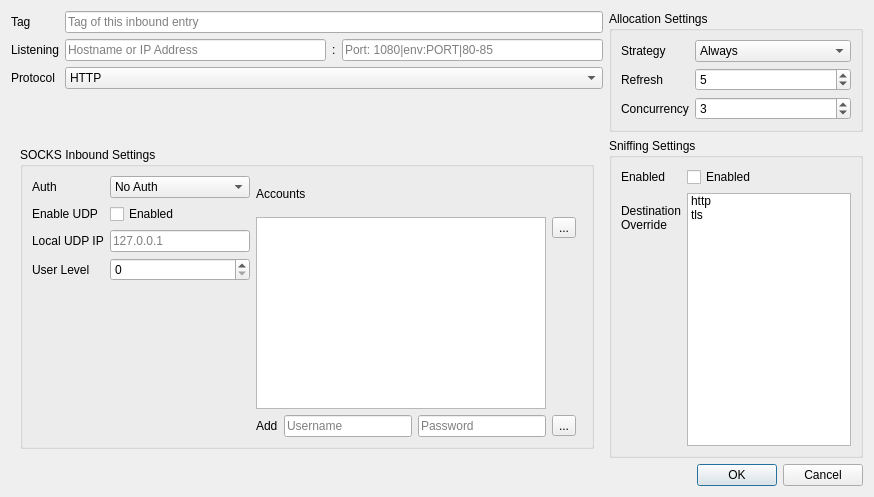
Above: src/ui/w_InboundEditor.ui from darsvador/qvssr before the change. Below: the same form after it.
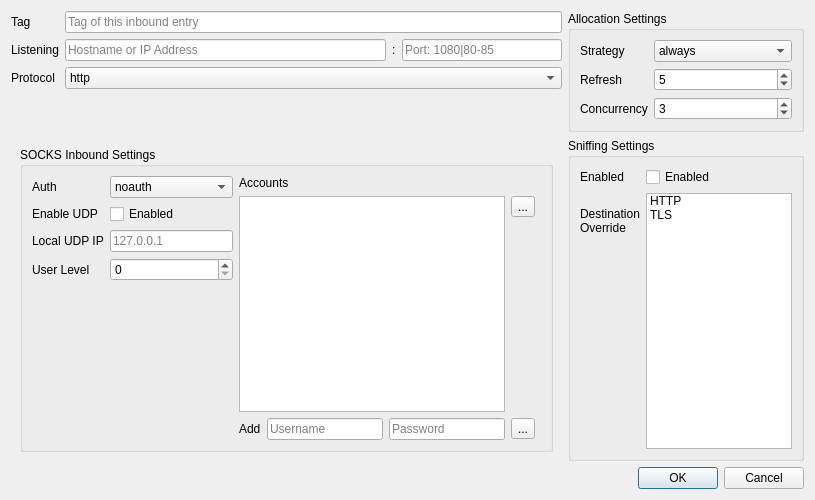
That is the form after the change. The open tabs and pages were chosen to show the change. Icons and pictures are not drawn.

Commit message: [add] Added new inbound editor [HALF]

```diff
--- a/src/ui/w_InboundEditor.ui
+++ b/src/ui/w_InboundEditor.ui
@@ -6,8 +6,8 @@
    <rect>
     <x>0</x>
     <y>0</y>
-    <width>874</width>
-    <height>497</height>
+    <width>815</width>
+    <height>500</height>
    </rect>
   </property>
   <property name="windowTitle">
@@ -41,7 +41,7 @@
       </widget>
      </item>
      <item row="1" column="1">
-      <layout class="QHBoxLayout" name="horizontalLayout_2" stretch="1,0,1">
+      <layout class="QHBoxLayout" name="horizontalLayout_2" stretch="2,0,1">
        <item>
         <widget class="QLineEdit" name="inboundHostTxt">
          <property name="placeholderText">
@@ -59,7 +59,7 @@
        <item>
         <widget class="QLineEdit" name="inboundPortTxt">
          <property name="placeholderText">
-          <string>Port: 1080|env:PORT|80-85</string>
+          <string>Port: 1080|80-85</string>
          </property>
         </widget>
        </item>
@@ -82,7 +82,7 @@
        </property>
        <item>
         <property name="text">
-         <string>HTTP</string>
+         <string notr="true">http</string>
         </property>
        </item>
        <item>
@@ -127,7 +127,7 @@
         </property>
         <item>
          <property name="text">
-          <string>Always</string>
+          <string>always</string>
          </property>
         </item>
         <item>
@@ -194,9 +194,32 @@
      <layout class="QFormLayout" name="formLayout_2">
       <item row="1" column="0">
        <widget class="QLabel" name="label_5">
+        <property name="minimumSize">
+         <size>
+          <width>0</width>
+          <height>32</height>
+         </size>
+        </property>
+        <property name="maximumSize">
+         <size>
+          <width>80</width>
+          <height>16777215</height>
+         </size>
+        </property>
         <property name="text">
-         <string>Destination
-Override</string>
+         <string>Destination Override</string>
+        </property>
+        <property name="textFormat">
+         <enum>Qt::RichText</enum>
+        </property>
+        <property name="scaledContents">
+         <bool>false</bool>
+        </property>
+        <property name="wordWrap">
+         <bool>true</bool>
+        </property>
+        <property name="buddy">
+         <cstring>destOverrideList</cstring>
         </property>
        </widget>
       </item>
@@ -204,7 +227,7 @@
        <widget class="QListWidget" name="destOverrideList">
         <item>
          <property name="text">
-          <string notr="true">http</string>
+          <string notr="true">HTTP</string>
          </property>
          <property name="checkState">
           <enum>Unchecked</enum>
@@ -212,7 +235,7 @@
         </item>
         <item>
          <property name="text">
-          <string notr="true">tls</string>
+          <string notr="true">TLS</string>
          </property>
          <property name="checkState">
           <enum>Unchecked</enum>
@@ -381,7 +404,7 @@
              <widget class="QComboBox" name="socksAuthCombo">
               <item>
                <property name="text">
-                <string>No Auth</string>
+                <string notr="true">noauth</string>
                </property>
               </item>
               <item>
@@ -432,7 +455,7 @@
            </layout>
           </item>
           <item>
-           <layout class="QGridLayout" name="gridLayout_4">
+           <layout class="QGridLayout" name="gridLayout_4" rowstretch="0,1,1,0">
             <item row="1" column="3">
              <widget class="QToolButton" name="socksRemoveUserBtn">
               <property name="text">
```
Left out of the diff: 139 changed lines with no effect on the pictures. The commit also changes 11 other files.
